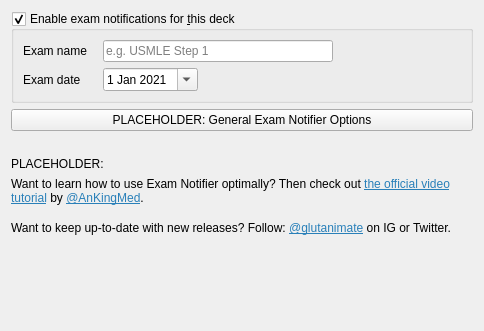
AnKing-VIP/exam-notifier, file designer/deckconf_exam_tab.ui: the form before one commit.
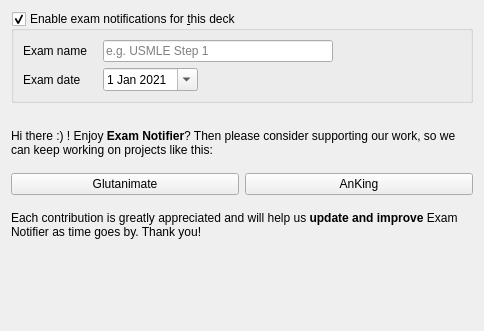
The form after the commit. Icons and pictures are not drawn.

Commit message: Add contribution buttons to legacy options

What changed in the file:
```diff
--- a/designer/deckconf_exam_tab.ui
+++ b/designer/deckconf_exam_tab.ui
@@ -110,17 +110,6 @@
      </layout>
     </widget>
    </item>
-   <item>
-    <layout class="QHBoxLayout" name="horizontalLayout">
-     <item>
-      <widget class="QPushButton" name="pushButton">
-       <property name="text">
-        <string>PLACEHOLDER: General Exam Notifier Options</string>
-       </property>
-      </widget>
-     </item>
-    </layout>
-   </item>
    <item>
     <spacer name="verticalSpacer_2">
      <property name="orientation">
@@ -137,23 +126,90 @@
      </property>
     </spacer>
    </item>
-   <item>
-    <widget class="QLabel" name="label_5">
-     <property name="text">
-      <string>PLACEHOLDER:</string>
-     </property>
-    </widget>
-   </item>
    <item>
     <widget class="QLabel" name="label_3">
      <property name="text">
-      <string>&lt;html&gt;&lt;head/&gt;&lt;body&gt;&lt;p&gt;Want to learn how to use Exam Notifier optimally? Then check out &lt;a href=&quot;https://youtube.com&quot;&gt;&lt;span style=&quot; text-decoration: underline; color:#2980b9;&quot;&gt;the official video tutorial&lt;/span&gt;&lt;/a&gt; by &lt;a href=&quot;https://instagram.com/ankingmed&quot;&gt;&lt;span style=&quot; text-decoration: underline; color:#2980b9;&quot;&gt;@AnKingMed&lt;/span&gt;&lt;/a&gt;.&lt;/p&gt;&lt;/body&gt;&lt;/html&gt;</string>
+      <string>Hi there :) ! Enjoy &lt;b&gt;Exam Notifier&lt;/b&gt;? Then please consider supporting our work, so we can keep working on projects like this:</string>
      </property>
      <property name="wordWrap">
       <bool>true</bool>
      </property>
     </widget>
    </item>
+   <item>
+    <spacer name="verticalSpacer_4">
+     <property name="orientation">
+      <enum>Qt::Vertical</enum>
+     </property>
+     <property name="sizeType">
+      <enum>QSizePolicy::Fixed</enum>
+     </property>
+     <property name="sizeHint" stdset="0">
+      <size>
+       <width>20</width>
+       <height>10</height>
+      </size>
+     </property>
+    </spacer>
+   </item>
+   <item>
+    <layout class="QHBoxLayout" name="horizontalLayout_2">
+     <item>
+      <widget class="QPushButton" name="btnGlutanimate">
+       <property name="sizePolicy">
+        <sizepolicy hsizetype="Expanding" vsizetype="Minimum">
+         <horstretch>0</horstretch>
+         <verstretch>0</verstretch>
+        </sizepolicy>
+       </property>
+       <property name="toolTip">
+        <string>Become a Patron and receive 
+exclusive add-ons &amp;&amp; other goodies!</string>
+       </property>
+       <property name="text">
+        <string>Glutanimate</string>
+       </property>
+       <property name="icon">
+        <iconset resource="../resources/icons.qrc">
+         <normaloff>:/exam-notifier/icons/patreon.svg</normaloff>:/exam-notifier/icons/patreon.svg</iconset>
+       </property>
+       <property name="iconSize">
+        <size>
+         <width>32</width>
+         <height>32</height>
+        </size>
+       </property>
+      </widget>
+     </item>
+     <item>
+      <widget class="QPushButton" name="btnAnKing">
+       <property name="sizePolicy">
+        <sizepolicy hsizetype="Expanding" vsizetype="Minimum">
+         <horstretch>0</horstretch>
+         <verstretch>0</verstretch>
+        </sizepolicy>
+       </property>
+       <property name="toolTip">
+        <string>Become a Patron and receive 
+exclusive content by the AnKing team!</string>
+       </property>
+       <property name="text">
+        <string>AnKing</string>
+       </property>
+       <property name="icon">
+        <iconset resource="../resources/icons.qrc">
+         <normaloff>:/exam-notifier/icons/patreon.svg</normaloff>:/exam-notifier/icons/patreon.svg</iconset>
+       </property>
+       <property name="iconSize">
+        <size>
+         <width>32</width>
+         <height>32</height>
+        </size>
+       </property>
+      </widget>
+     </item>
+    </layout>
+   </item>
    <item>
     <spacer name="verticalSpacer_3">
      <property name="orientation">
@@ -173,7 +229,7 @@
    <item>
     <widget class="QLabel" name="label_4">
      <property name="text">
-      <string>&lt;html&gt;&lt;head/&gt;&lt;body&gt;&lt;p&gt;Want to keep up-to-date with new releases? Follow: &lt;a href=&quot;https://twitter.com/glutanimate&quot;&gt;&lt;span style=&quot; text-decoration: underline; color:#2980b9;&quot;&gt;@glutanimate&lt;/span&gt;&lt;/a&gt; on IG or Twitter.&lt;/p&gt;&lt;/body&gt;&lt;/html&gt;</string>
+      <string>Each contribution is greatly appreciated and will help us &lt;b&gt;update and improve&lt;/b&gt; Exam Notifier as time goes by. Thank you!</string>
      </property>
      <property name="wordWrap">
       <bool>true</bool>
@@ -185,9 +241,6 @@
      <property name="orientation">
       <enum>Qt::Vertical</enum>
      </property>
-     <property name="sizeType">
-      <enum>QSizePolicy::MinimumExpanding</enum>
-     </property>
      <property name="sizeHint" stdset="0">
       <size>
        <width>20</width>
```
Left out of the diff: 5 changed lines with no effect on the pictures. The commit also changes 1 other file.
